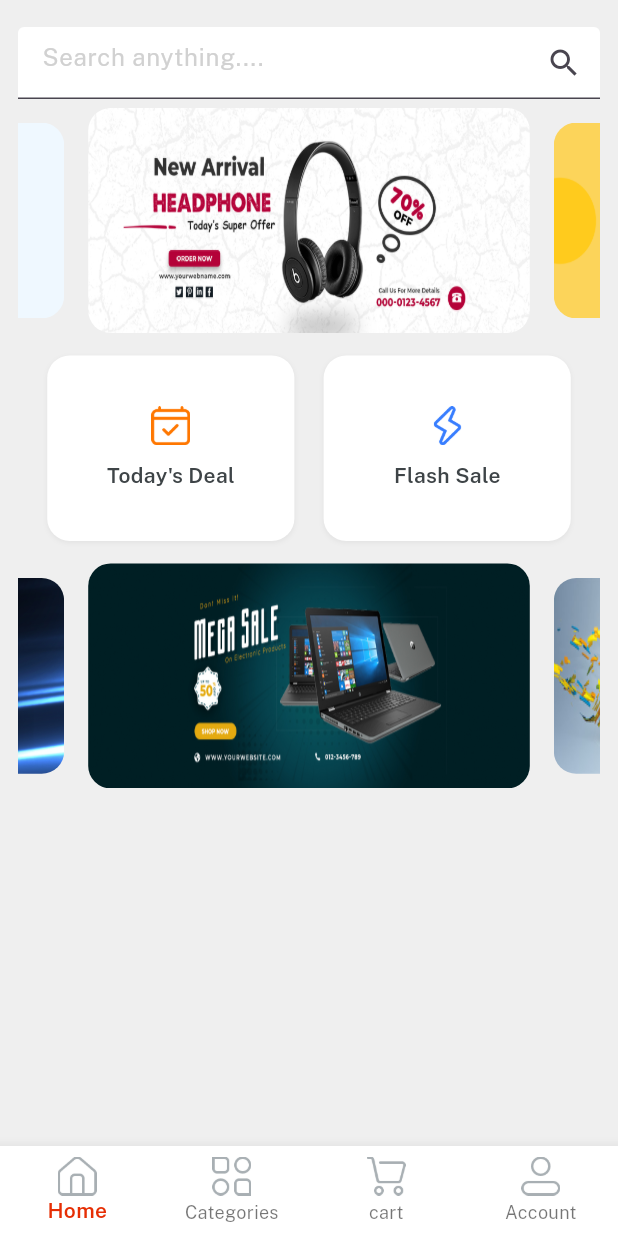
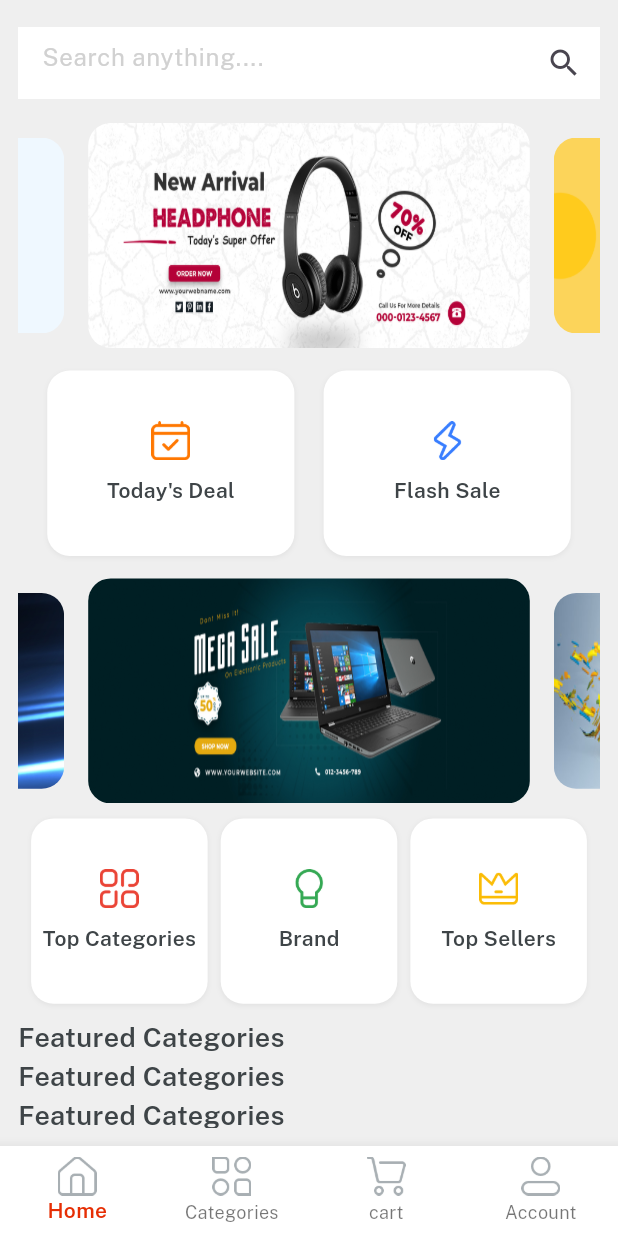
Before and after one commit to Dilshan189/campus_ecommerc_app_project, a Flutter app: the Home screen opened directly, on a phone screen of 412 x 824 dp. Run offline on Flutter 3.47's test engine with Material 3 defaults, Android fonts, the phone set to English and light mode, and no system bars; drawn by our look-alikes of velocity_x; our stand-ins replace get.

Commit message:
String added

```diff
--- a/lib/consts/string.dart
+++ b/lib/consts/string.dart
@@ -19,6 +19,7 @@ const loginWith = "Login With";
 const privacyPolicy = "privacyPolicy";
 const termAndCond = "Terms and Condition ";
 const alreadyHaveAccount = "Already  have an account  ";
+const featuredCategories = "Featured Categories";
 
 //home Strings
 
--- a/lib/views/home_screen/home_screen.dart
+++ b/lib/views/home_screen/home_screen.dart
@@ -2,13 +2,19 @@ import 'package:campus_ecommerc_app_project/consts/colors.dart';
 import 'package:campus_ecommerc_app_project/consts/consts.dart';
 import 'package:campus_ecommerc_app_project/consts/list.dart';
 import 'package:campus_ecommerc_app_project/widgets_common/home_buttons.dart';
+import 'package:flutter/cupertino.dart';
 import 'package:flutter/material.dart';
+import 'package:flutter/widgets.dart';
+
 
 class  HomeScreen extends StatelessWidget {
   const  HomeScreen ({super.key});
 
   @override
   Widget build(BuildContext context) {
+
+
+
     return Container(
       padding: const EdgeInsets.all(12),
       color: lightGrey,
@@ -22,6 +28,7 @@ class  HomeScreen extends StatelessWidget {
             color: lightGrey,
             child: TextFormField(
               decoration: const InputDecoration(
+                border:InputBorder.none,
                 suffixIcon: Icon(Icons.search),    /// added search Button ////////
                 filled: true,
                 fillColor: whiteColor,
@@ -31,9 +38,16 @@ class  HomeScreen extends StatelessWidget {
             ),
           ),
 
+          10.heightBox,
 
           /// swiper brands //////////////////////////////////  card auto play /////////////////////////////
 
+        Expanded(
+          child: SingleChildScrollView(
+            physics:const BouncingScrollPhysics(),
+
+            child: Column(
+              children: [
                 VxSwiper.builder(
                     aspectRatio: 16/9,
                     autoPlay: true,
@@ -61,7 +75,7 @@ class  HomeScreen extends StatelessWidget {
                   )),
                 ),
 
-          /// 2nd swiper
+                /// 2nd swiper ///////////////////////////////////////////////////////
 
                 15.heightBox,
 
@@ -78,10 +92,46 @@ class  HomeScreen extends StatelessWidget {
                       ).box.rounded.clip(Clip.antiAlias).margin(const EdgeInsets.symmetric(horizontal: 8)).make();
                     }),
 
+                /// category buttons ///////////////////////////////////////////////
 
+                10.heightBox,
+                Row(
+                  mainAxisAlignment: MainAxisAlignment.spaceEvenly,
+                  children: List.generate(3, (index) => homeButtons(
+                    height:context.screenHeight * 0.15,
+                    width:context.screenWidth / 3.5,
+                    icon: index == 0 ? icTopCategories : index == 1 ? icBrands : icTopSeller,
+                    title: index == 0 ? topCategories : index == 1 ? brand :topSEllers,
+                  )),
+                ),
 
+                ///featured categories////////////////////////////////////////////////
+
+                10.heightBox,
+
+                Align(
+                  alignment: Alignment.centerLeft,
+                  child: featuredCategories.text.color(darkFontGrey).size(18).fontFamily(semibold).make(),
+                ),
+                Align(
+                  alignment: Alignment.centerLeft,
+                  child: featuredCategories.text.color(darkFontGrey).size(18).fontFamily(semibold).make(),
+                ),
+                Align(
+                  alignment: Alignment.centerLeft,
+                  child: featuredCategories.text.color(darkFontGrey).size(18).fontFamily(semibold).make(),
+                ),
+                Align(
+                  alignment: Alignment.centerLeft,
+                  child: featuredCategories.text.color(darkFontGrey).size(18).fontFamily(semibold).make(),
+                ),
               ],
-      )),
-    );
+            ),
+          ),
+        ),
+      ],
+    )));
   }
 }
+
+ String get brand => "Brand";
--- a/lib/widgets_common/home_buttons.dart
+++ b/lib/widgets_common/home_buttons.dart
@@ -1,7 +1,7 @@
 import 'package:campus_ecommerc_app_project/consts/consts.dart';
 import 'package:flutter/cupertino.dart';
 
-Widget homeButtons({ icon, width,height, String ? title, onPress}) {
+Widget homeButtons({ icon, width,height, String ? title, onPress , brand }) {
   return  Column(
     mainAxisAlignment: MainAxisAlignment.center,
       children: [
```
Also changed, not shown: lib/main.dart (+5 -2 lines), pubspec.yaml (+7 -0 lines), assets/icon/icon.png (added), pubspec.lock, 17 other files. Lines whose indentation alone changed are shown as unchanged.
